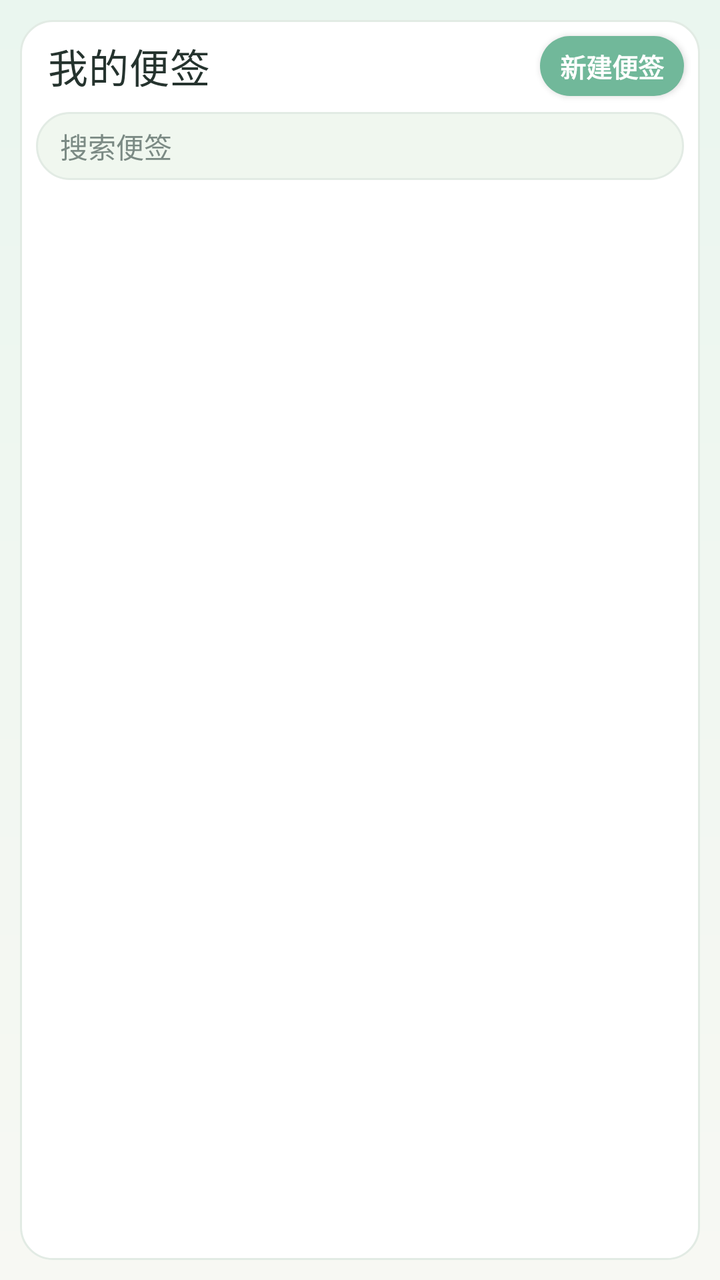
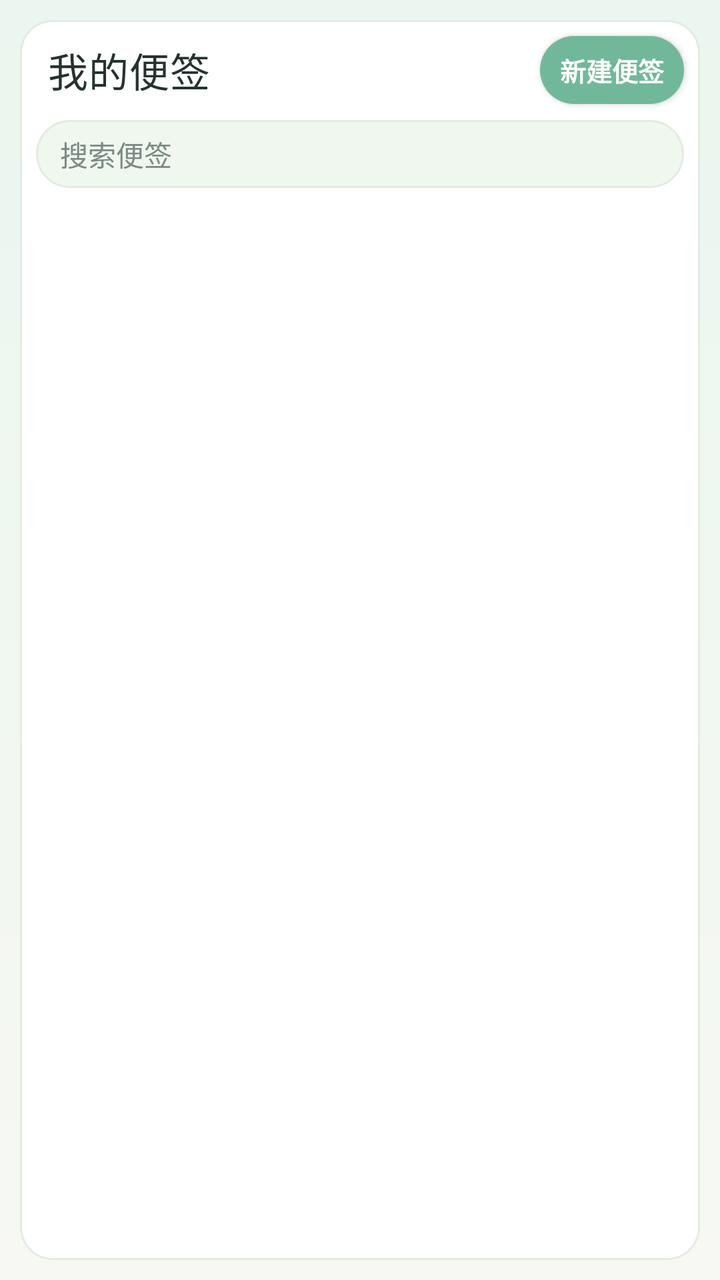

An Android layout rendered at two revisions. The XML below is the earlier revision; the diff shows what the commit changed to produce the second picture.
<!-- AndroidManifest.xml: application theme Theme.RainNote -->
<!-- res/layout/fragment_transform.xml -->
<?xml version="1.0" encoding="utf-8"?>
<LinearLayout xmlns:android="http://schemas.android.com/apk/res/android"
    xmlns:tools="http://schemas.android.com/tools"
    android:layout_width="match_parent"
    android:layout_height="match_parent"
    android:background="@drawable/bg_rainnote_root"
    android:orientation="vertical"
    android:padding="10dp"
    tools:context=".ui.transform.TransformFragment">

    <LinearLayout
        android:id="@+id/note_list_panel"
        android:layout_width="match_parent"
        android:layout_height="match_parent"
        android:background="@drawable/bg_card"
        android:orientation="vertical">

        <LinearLayout
            android:layout_width="match_parent"
            android:layout_height="wrap_content"
            android:gravity="center_vertical"
            android:orientation="horizontal">

            <TextView
                android:layout_width="0dp"
                android:layout_height="wrap_content"
                android:layout_weight="1"
                android:paddingStart="14dp"
                android:text="我的便签"
                android:textColor="@color/rn_text"
                android:textAppearance="?attr/textAppearanceHeadline6" />

            <Button
                android:id="@+id/button_add_note"
                style="@style/RainNoteButtonPrimary"
                android:layout_width="wrap_content"
                android:layout_height="30dp"
                android:layout_margin="8dp"
                android:paddingStart="10dp"
                android:paddingEnd="10dp"
                android:text="新建便签" />
        </LinearLayout>

        <EditText
            android:id="@+id/edit_search_notes"
            android:layout_width="match_parent"
            android:layout_height="34dp"
            android:layout_marginStart="8dp"
            android:layout_marginEnd="8dp"
            android:layout_marginBottom="4dp"
            android:background="@drawable/bg_button_soft"
            android:hint="搜索便签"
            android:paddingStart="12dp"
            android:paddingEnd="12dp"
            android:singleLine="true"
            android:textColor="@color/rn_text"
            android:textColorHint="@color/rn_text_muted"
            android:textSize="14sp" />

        <androidx.recyclerview.widget.RecyclerView
            android:id="@+id/recyclerview_transform"
            android:layout_width="match_parent"
            android:layout_height="0dp"
            android:layout_marginStart="8dp"
            android:layout_marginEnd="8dp"
            android:layout_marginBottom="8dp"
            android:layout_weight="1"
            android:overScrollMode="never" />
    </LinearLayout>

    <LinearLayout
        android:id="@+id/editor_panel"
        android:layout_width="match_parent"
        android:layout_height="match_parent"
        android:background="@drawable/bg_card"
        android:orientation="vertical"
        android:padding="10dp"
        android:visibility="gone">

        <Button
            android:id="@+id/button_back_to_list"
            style="@style/RainNoteButtonSoft"
            android:layout_width="wrap_content"
            android:layout_height="30dp"
            android:paddingStart="10dp"
            android:paddingEnd="10dp"
            android:text="返回便签列表" />

        <EditText
            android:id="@+id/edit_note_title"
            android:layout_width="match_parent"
            android:layout_height="wrap_content"
            android:hint="便签标题"
            android:inputType="textCapSentences"
            android:singleLine="true"
            android:textColor="@color/rn_text"
            android:textColorHint="@color/rn_text_muted"
            android:textSize="20sp" />

        <androidx.recyclerview.widget.RecyclerView
            android:id="@+id/recyclerview_blocks"
            android:layout_width="match_parent"
            android:layout_height="0dp"
            android:layout_weight="1"
            android:clipToPadding="false"
            android:paddingTop="8dp"
            android:paddingBottom="8dp" />

        <Button
            android:id="@+id/button_add_block"
            style="@style/RainNoteButtonPrimary"
            android:layout_width="match_parent"
            android:layout_height="32dp"
            android:text="添加卡片" />

        <Button
            android:id="@+id/button_delete_note"
            style="@style/RainNoteButtonDanger"
            android:layout_width="match_parent"
            android:layout_height="32dp"
            android:layout_marginTop="6dp"
            android:text="删除当前便签" />
    </LinearLayout>
</LinearLayout>
<!-- resources referenced by this layout -->
<resources>
  <color name="rn_text">#FF25332E</color>
  <color name="rn_text_muted">#FF7B8A84</color>
  <!-- drawable bg_button_soft (drawable) -->
  <?xml version="1.0" encoding="utf-8"?>
  <shape xmlns:android="http://schemas.android.com/apk/res/android">
      <solid android:color="@color/rn_surface_soft" />
      <corners android:radius="999dp" />
      <stroke
          android:width="1dp"
          android:color="@color/rn_line" />
  </shape>
  <!-- drawable bg_card (drawable) -->
  <?xml version="1.0" encoding="utf-8"?>
  <shape xmlns:android="http://schemas.android.com/apk/res/android">
      <solid android:color="@color/rn_surface" />
      <corners android:radius="16dp" />
      <stroke
          android:width="1dp"
          android:color="@color/rn_line" />
  </shape>
  <!-- drawable bg_rainnote_root (drawable) -->
  <?xml version="1.0" encoding="utf-8"?>
  <shape xmlns:android="http://schemas.android.com/apk/res/android">
      <gradient
          android:angle="270"
          android:endColor="#FFF7F8F3"
          android:startColor="#FFEAF6EF" />
  </shape>
  <style name="RainNoteButtonDanger" parent="RainNoteButtonBase">
          <item name="android:background">@drawable/bg_button_danger</item>
          <item name="android:textColor">@color/rn_danger</item>
      </style>
  <style name="RainNoteButtonPrimary" parent="RainNoteButtonBase">
          <item name="android:background">@drawable/bg_button_primary</item>
          <item name="android:textColor">@color/white</item>
      </style>
  <style name="RainNoteButtonSoft" parent="RainNoteButtonBase">
          <item name="android:background">@drawable/bg_button_soft</item>
          <item name="android:textColor">@color/rn_primary_dark</item>
      </style>
  <color name="rn_surface_soft">#FFF0F7EF</color>
  <color name="rn_line">#FFE2EBE4</color>
  <color name="rn_surface">#FFFFFFFF</color>
  <style name="RainNoteButtonBase">
          <item name="android:backgroundTint">@null</item>
          <item name="android:includeFontPadding">false</item>
          <item name="android:minWidth">0dp</item>
          <item name="android:minHeight">0dp</item>
          <item name="android:gravity">center</item>
          <item name="android:textAllCaps">false</item>
          <item name="android:textStyle">bold</item>
          <item name="android:textSize">13sp</item>
      </style>
  <!-- drawable bg_button_danger (drawable) -->
  <?xml version="1.0" encoding="utf-8"?>
  <shape xmlns:android="http://schemas.android.com/apk/res/android">
      <solid android:color="#FFFFF7F7" />
      <corners android:radius="999dp" />
      <stroke
          android:width="1dp"
          android:color="@color/rn_danger" />
  </shape>
  <color name="rn_danger">#FFD87B7B</color>
  <!-- drawable bg_button_primary (drawable) -->
  <?xml version="1.0" encoding="utf-8"?>
  <shape xmlns:android="http://schemas.android.com/apk/res/android">
      <solid android:color="@color/rn_primary" />
      <corners android:radius="999dp" />
  </shape>
  <color name="white">#FFFFFFFF</color>
  <color name="rn_primary_dark">#FF3D8E75</color>
  <color name="rn_primary">#FF71B89A</color>
  <color name="rn_bg">#FFF7F8F3</color>
  <!-- unchanged entries left out for length: 1 -->
</resources>

<!-- the commit's change to res/layout/fragment_transform.xml (unified diff, before → after) -->
@@ -34,7 +34,7 @@
                 android:id="@+id/button_add_note"
                 style="@style/RainNoteButtonPrimary"
                 android:layout_width="wrap_content"
-                android:layout_height="30dp"
+                android:layout_height="34dp"
                 android:layout_margin="8dp"
                 android:paddingStart="10dp"
                 android:paddingEnd="10dp"
@@ -72,7 +72,8 @@
         android:id="@+id/editor_panel"
         android:layout_width="match_parent"
         android:layout_height="match_parent"
-        android:background="@drawable/bg_card"
+        android:background="@drawable/bg_paper"
+        android:elevation="2dp"
         android:orientation="vertical"
         android:padding="10dp"
         android:visibility="gone">
@@ -81,7 +82,7 @@
             android:id="@+id/button_back_to_list"
             style="@style/RainNoteButtonSoft"
             android:layout_width="wrap_content"
-            android:layout_height="30dp"
+            android:layout_height="34dp"
             android:paddingStart="10dp"
             android:paddingEnd="10dp"
             android:text="返回便签列表" />
@@ -110,14 +111,14 @@
             android:id="@+id/button_add_block"
             style="@style/RainNoteButtonPrimary"
             android:layout_width="match_parent"
-            android:layout_height="32dp"
+            android:layout_height="36dp"
             android:text="添加卡片" />
 
         <Button
             android:id="@+id/button_delete_note"
             style="@style/RainNoteButtonDanger"
             android:layout_width="match_parent"
-            android:layout_height="32dp"
+            android:layout_height="36dp"
             android:layout_marginTop="6dp"
             android:text="删除当前便签" />
     </LinearLayout>
<!-- resource entries referenced after the edit -->
@@ -19,6 +19,15 @@
       <stroke
           android:width="1dp"
           android:color="@color/rn_line" />
+  </shape>
+  <!-- drawable bg_paper (drawable) -->
+  <?xml version="1.0" encoding="utf-8"?>
+  <shape xmlns:android="http://schemas.android.com/apk/res/android">
+      <solid android:color="#FFFFFEF8" />
+      <corners android:radius="14dp" />
+      <stroke
+          android:width="1dp"
+          android:color="#FFE8DDC8" />
   </shape>
   <!-- drawable bg_rainnote_root (drawable) -->
   <?xml version="1.0" encoding="utf-8"?>
@@ -45,13 +54,15 @@
   <color name="rn_surface">#FFFFFFFF</color>
   <style name="RainNoteButtonBase">
           <item name="android:backgroundTint">@null</item>
-          <item name="android:includeFontPadding">false</item>
+          <item name="android:includeFontPadding">true</item>
           <item name="android:minWidth">0dp</item>
           <item name="android:minHeight">0dp</item>
           <item name="android:gravity">center</item>
           <item name="android:textAllCaps">false</item>
           <item name="android:textStyle">bold</item>
           <item name="android:textSize">13sp</item>
+          <item name="android:paddingTop">0dp</item>
+          <item name="android:paddingBottom">0dp</item>
       </style>
   <!-- drawable bg_button_danger (drawable) -->
   <?xml version="1.0" encoding="utf-8"?>
